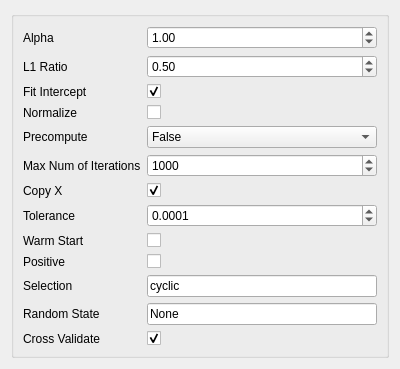
Before: the Qt Designer form point_spectra_gui/ui/UI Files/UI_ElasticNet.ui in tisaconundrum2/PySAT-GUI, drawn with Qt 5.
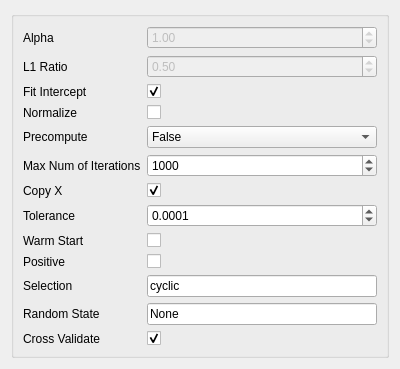
After: the same form once the commit is applied.

Commit message:
Adding setDisable() to buttons and widgets
disable buttons and widgets that aren't a part of CV

What changed in the file:
```diff
--- a/point_spectra_gui/ui/UI Files/UI_ElasticNet.ui
+++ b/point_spectra_gui/ui/UI Files/UI_ElasticNet.ui
@@ -29,6 +29,9 @@
       </item>
       <item row="0" column="1">
        <widget class="QDoubleSpinBox" name="alphaDoubleSpinBox">
+        <property name="enabled">
+         <bool>false</bool>
+        </property>
         <property name="maximum">
          <double>9999999.000000000000000</double>
         </property>
@@ -49,6 +52,9 @@
       </item>
       <item row="1" column="1">
        <widget class="QDoubleSpinBox" name="l1RatioDoubleSpinBox">
+        <property name="enabled">
+         <bool>false</bool>
+        </property>
         <property name="maximum">
          <double>9999999.000000000000000</double>
         </property>
```
Left out of the diff: 35 changed lines with no effect on the pictures. The commit also changes 3 other files.
